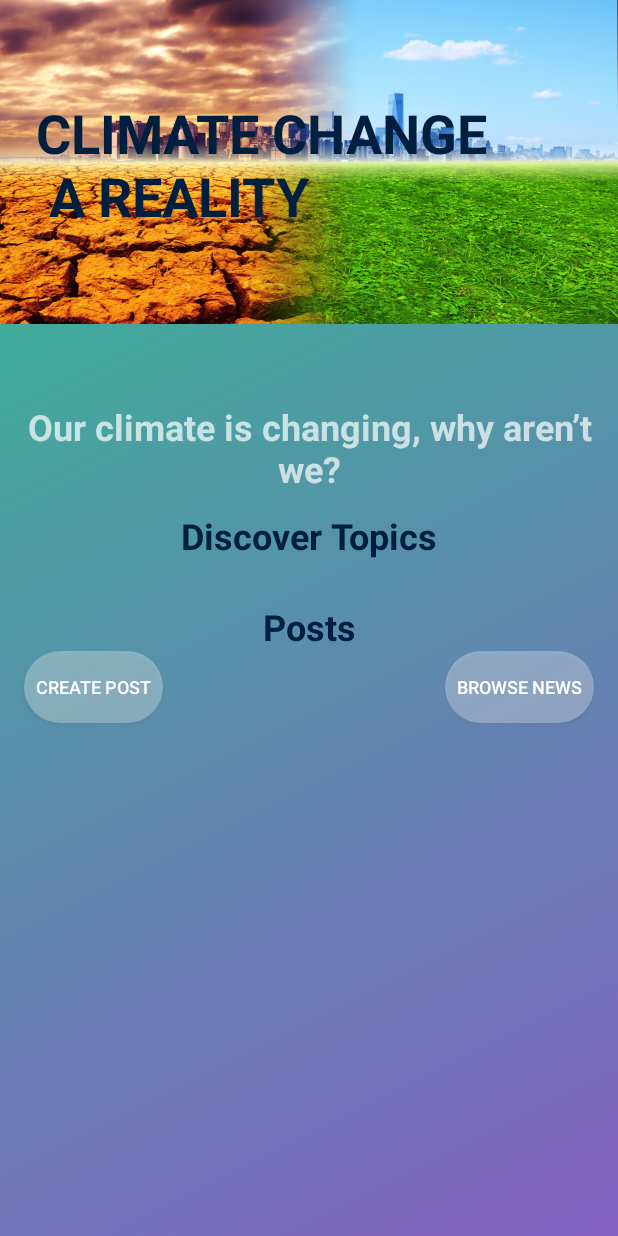
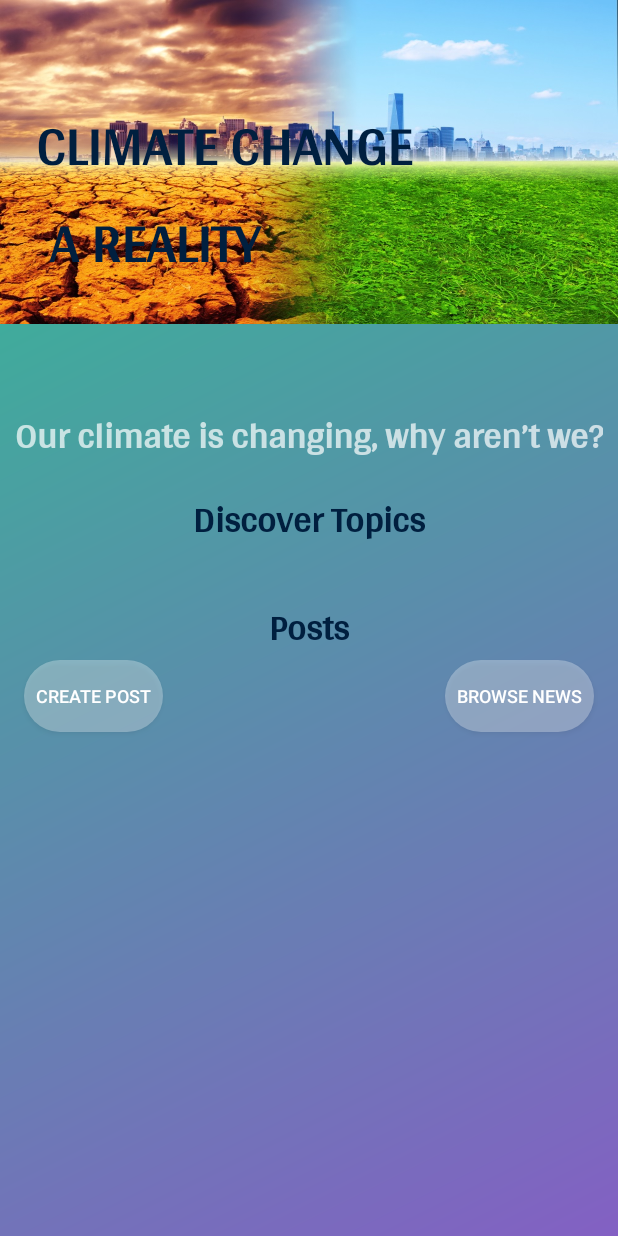
Before and after one commit to RahulSoni0/KnowEco, an Android app: the screen it shows after launch (MainActivity), on a phone screen of 412 x 824 dp. Run offline under Robolectric (Android 15) with nearby library versions, the phone set to English and light mode, and no system bars; our stand-ins replace Firebase (no records; nobody signed in at launch, a user with empty details on screens opened directly); libraries missing offline, so code that uses them is left out: in.codeshuffle.typewriterview; Roboto replaces fonts that are not available here; 4 statements that could not run were skipped.

Commit message:
arya.ttf added to whole project

```diff
--- a/app/src/main/java/com/example/toastapp/MainActivity.java
+++ b/app/src/main/java/com/example/toastapp/MainActivity.java
@@ -143,7 +143,6 @@ public class MainActivity extends AppCompatActivity {
 
 
 //todo:basic theme
-//todo:orientation
 //todo:fonts
 
     }
--- a/app/src/main/res/layout/activity_about_topic.xml
+++ b/app/src/main/res/layout/activity_about_topic.xml
@@ -78,7 +78,7 @@
                 android:id="@+id/sub_head"
                 android:layout_width="wrap_content"
                 android:layout_height="wrap_content"
-                android:fontFamily="sans-serif"
+                android:fontFamily="@font/arya"
                 app:layout_constraintLeft_toLeftOf="parent"
                 app:layout_constraintRight_toRightOf="parent"
                 android:text="About"
@@ -94,7 +94,7 @@
                 android:id="@+id/descriptionTv"
                 android:layout_width="0dp"
                 android:layout_height="wrap_content"
-                android:fontFamily="sans-serif"
+                android:fontFamily="@font/arya"
                 app:layout_constraintLeft_toLeftOf="parent"
                 app:layout_constraintRight_toRightOf="parent"
                 android:text="LSNKd wfnkesfg ehrhesk ghrkgherhgkeshrgkehrghesrkghkesrhgkehr"
--- a/app/src/main/res/layout/activity_main.xml
+++ b/app/src/main/res/layout/activity_main.xml
@@ -43,23 +43,20 @@
             >
 
 
-
-
-
             <TextView
                 android:id="@+id/header"
-                android:layout_width="match_parent"
-                android:layout_height="240dp"
-                android:elevation="32sp"
-                android:fontFamily="sans-serif"
-                android:paddingLeft="24dp"
-                android:paddingTop="64dp"
+                android:layout_width="wrap_content"
+                android:layout_height="wrap_content"
+                android:layout_marginLeft="24dp"
+                android:layout_marginTop="64dp"
+                android:fontFamily="@font/arya"
                 android:text="CLIMATE CHANGE \n A REALITY"
                 android:textColor="#001f3f"
                 android:textSize="36sp"
                 android:textStyle="bold"
+                android:translationZ="32sp"
                 app:layout_constraintLeft_toLeftOf="parent"
-                app:layout_constraintTop_toTopOf="parent"/>
+                app:layout_constraintTop_toTopOf="parent" />
 
 
             <ImageView
@@ -80,7 +77,7 @@
                 android:layout_width="wrap_content"
                 android:layout_height="wrap_content"
                 android:layout_marginTop="268dp"
-                android:fontFamily="sans-serif"
+                android:fontFamily="@font/arya"
                 android:textAlignment="center"
                 android:text="Our climate is changing, why aren’t we?"
                 android:textColor="#B3FFFFFF"
@@ -97,7 +94,7 @@
                 android:id="@+id/subheadding"
                 android:layout_width="wrap_content"
                 android:layout_height="wrap_content"
-                android:fontFamily="sans-serif"
+                android:fontFamily="@font/arya"
                 app:layout_constraintLeft_toLeftOf="parent"
                 app:layout_constraintRight_toRightOf="parent"
                 android:text="Discover Topics"
@@ -132,7 +129,7 @@
                 android:id="@+id/subheading2"
                 android:layout_width="wrap_content"
                 android:layout_height="wrap_content"
-                android:fontFamily="sans-serif"
+                android:fontFamily="@font/arya"
                 app:layout_constraintLeft_toLeftOf="parent"
                 app:layout_constraintRight_toRightOf="parent"
                 android:text="Posts"
--- a/app/src/main/res/layout/fragment_create_post.xml
+++ b/app/src/main/res/layout/fragment_create_post.xml
@@ -62,6 +62,7 @@
                 android:textColorHint="#B3FFFFFF"
                 android:layout_width="match_parent"
                 android:layout_height="56dp"
+                android:fontFamily="@font/arya"
                 android:background="@drawable/custom_et"
                 app:layout_constraintTop_toBottomOf="@id/main_banner"
                 app:layout_constraintLeft_toLeftOf="parent"
@@ -117,6 +118,7 @@
                 android:layout_marginLeft="16dp"
                 android:layout_marginRight="16dp"
                 android:hint="Enter Your email"
+                android:fontFamily="@font/arya"
                 android:textSize="16sp"
                 android:textColor="#B3FFFFFF"
                 android:textColorHint="#B3FFFFFF"
@@ -170,6 +172,7 @@
                 app:layout_constraintLeft_toLeftOf="parent"
                 app:layout_constraintRight_toRightOf="parent"
                 android:layout_marginLeft="16dp"
+                android:fontFamily="@font/arya"
                 android:layout_marginRight="16dp"
                 android:hint="Title"
                 android:textColor="#B3FFFFFF"
@@ -220,6 +223,7 @@
                 android:inputType="text|textMultiLine"
                 android:gravity="top"
                 android:hint="Post Description"
+                android:fontFamily="@font/arya"
                 android:textColor="#B3FFFFFF"
                 android:textColorHint="#B3FFFFFF"
                 app:layout_constraintTop_toBottomOf="@id/cardtitle"
--- a/app/src/main/res/layout/fragment_news.xml
+++ b/app/src/main/res/layout/fragment_news.xml
@@ -23,7 +23,7 @@
         android:id="@+id/head"
         android:layout_width="wrap_content"
         android:layout_height="wrap_content"
-        android:fontFamily="sans-serif"
+        android:fontFamily="@font/arya"
         android:text="Latest Climate News"
         android:textColor="#1F1F20"
         android:textSize="24sp"
--- a/app/src/main/res/layout/fragment_thanks.xml
+++ b/app/src/main/res/layout/fragment_thanks.xml
@@ -57,7 +57,7 @@
         android:id="@+id/t1"
         android:layout_width="wrap_content"
         android:layout_height="wrap_content"
-        android:fontFamily="sans-serif"
+        android:fontFamily="@font/arya"
         android:text="Great to see you contributing towards nature!"
         android:textColor="#1F1F20"
         android:textSize="24sp"
@@ -76,7 +76,7 @@
         android:id="@+id/t2"
         android:layout_width="wrap_content"
         android:layout_height="wrap_content"
-        android:fontFamily="sans-serif"
+        android:fontFamily="@font/arya"
         android:text="We really appreciate it! 😀"
         android:textColor="#792DCF"
         android:textSize="24sp"
@@ -95,7 +95,7 @@
         android:id="@+id/back"
         android:layout_width="wrap_content"
         android:layout_height="wrap_content"
-        android:fontFamily="sans-serif"
+        android:fontFamily="@font/arya"
         android:text="Check Your Post"
         android:textColor="#000000"
         android:textSize="16sp"
--- a/app/src/main/res/layout/news_item_layout.xml
+++ b/app/src/main/res/layout/news_item_layout.xml
@@ -24,7 +24,7 @@
         android:layout_width="0dp"
         android:layout_height="wrap_content"
         android:textSize="16sp"
-        android:fontFamily="sans-serif"
+        android:fontFamily="@font/arya"
         android:layout_marginLeft="8dp"
         android:layout_marginRight="8dp"
         android:textColor="@color/black"
```
Also changed, not shown: app/src/main/res/layout/activity_post_details.xml (+4 -5 lines), app/src/main/res/layout/home_post_layout.xml (+5 -12 lines), app/src/main/res/font/arya.ttf (added).
